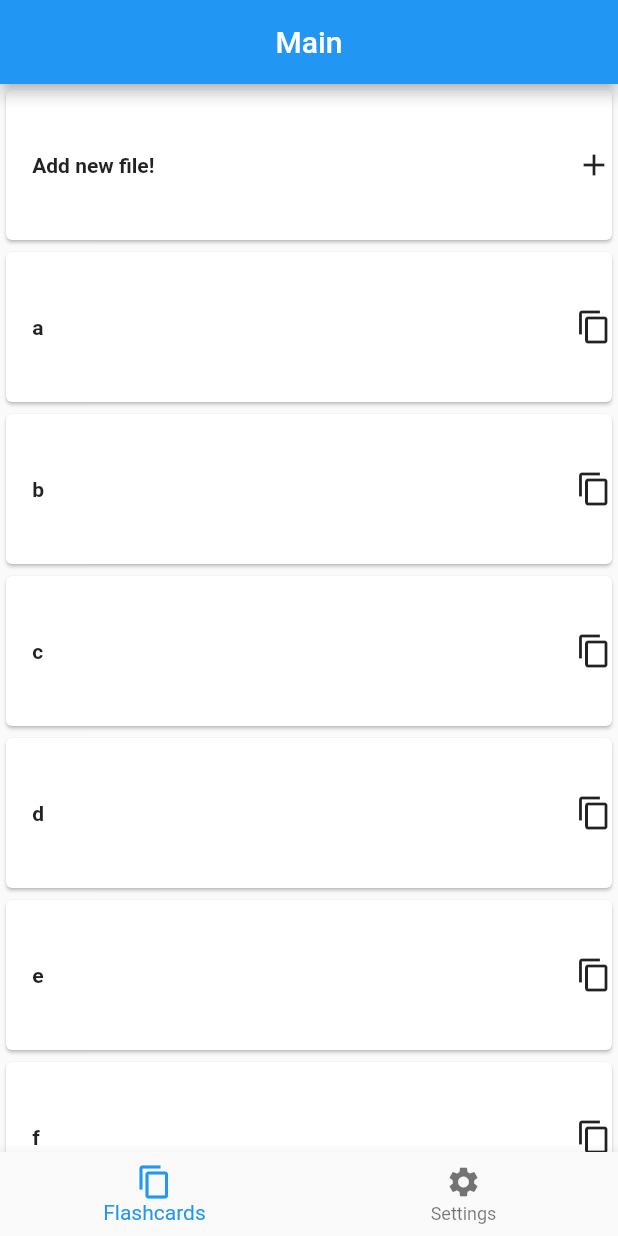
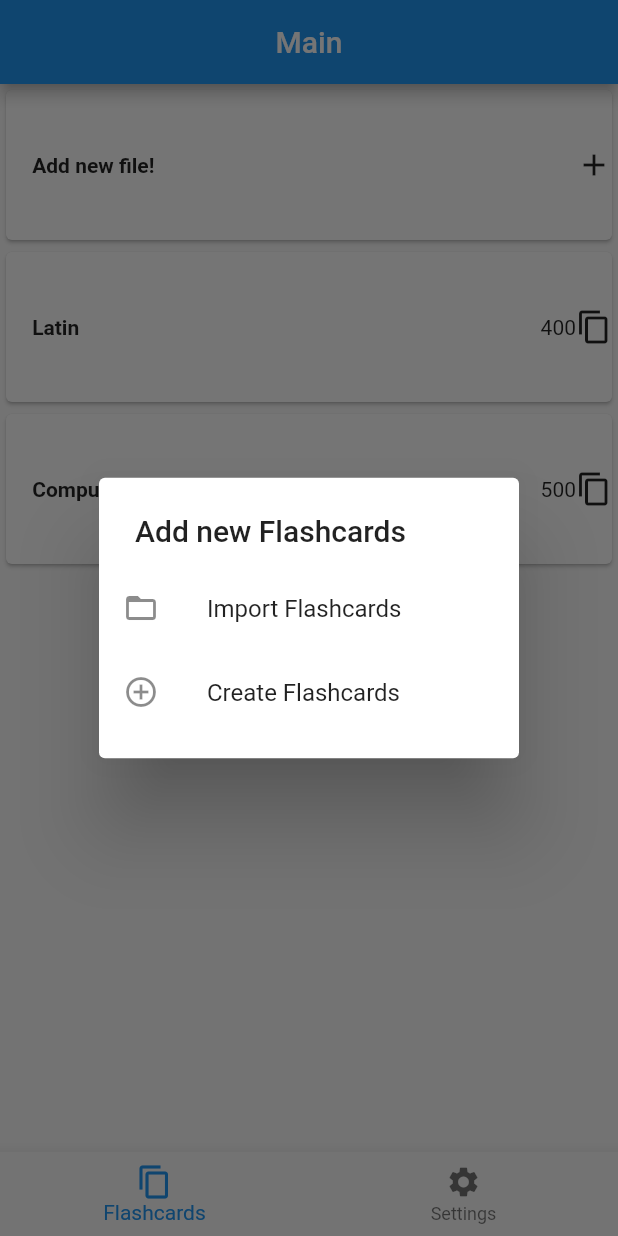
Before and after one commit to Robert3141/Flashcards-App, a Flutter app: the screen it shows after launch, after a tap on "Add new file!", on a phone screen of 412 x 824 dp. Run offline on Flutter 3.47's test engine with Material 2 defaults, Android fonts, the phone set to English and light mode, and no system bars.

Commit message:
Menus added. Looking better. Starting on dark theme ouch!

```diff
--- a/lib/main.dart
+++ b/lib/main.dart
@@ -1,21 +1,35 @@
 import 'package:flutter/material.dart';
 
-void main() => runApp(MyApp());
+Future main() async {
+  runApp(new MyApp());
+}
 
 final cardHeight = 100.0;
 
-class MyApp extends StatelessWidget {
+class MyApp extends StatefulWidget {
+
   // This widget is the root of your application.
   @override
+  _MyAppState createState() => _MyAppState();
+}
+
+
+class _MyAppState extends State<MyApp> {
+
+  bool darkThemeEnabled = false;
+
+  @override
   Widget build(BuildContext context) {
-    return MaterialApp(
+    return new MaterialApp(
       title: 'Flashcards',
-      theme: ThemeData(
+      theme: new ThemeData(
         //app theme
         primarySwatch: Colors.blue,
-
+        brightness: darkThemeEnabled?Brightness.dark:Brightness.light,
       ),
-      home: MyHomePage(title: 'Flashcards'),
+      home: new MyHomePage(
+        title: 'Flashcards',
+      ),
     );
   }
 }
@@ -42,10 +56,13 @@ class _MyHomePageState extends State<MyHomePage> {
   //set local variables
   int _currentTabIndex = 0;
   var _tabTitle = "Main";
-  List<String> _flashcardFiles = ['a','b','c','d','e','f'];
+  List<String> _flashcardFiles = ['Latin','Computing'];
+  List<String> _flashcardLengths = ['400','500'];
+
 
   @override
   Widget build(BuildContext context) {
+
 
     final _tabPages = <Widget>[
       //Main Tab
@@ -60,7 +77,29 @@ class _MyHomePageState extends State<MyHomePage> {
                       splashColor: Theme.of(context).primaryColor,
                       onTap: (){
                         setState(() {
-                          _flashcardFiles.add("test");
+                          //Add Cards dialog
+                          showDialog<String>(
+                            context: context,
+                            builder: (BuildContext context) => SimpleDialog(
+                              title: Text('Add new Flashcards'),
+                              children: <Widget>[
+                                ListTile(
+                                  leading: Icon(Icons.folder_open),
+                                  title: Text('Import Flashcards'),
+                                  onTap: (){
+
+                                  },
+                                ),
+                                ListTile(
+                                  leading: Icon(Icons.control_point),
+                                  title: Text('Create Flashcards'),
+                                  onTap: (){
+
+                                  },
+                                ),
+                              ],
+                            ),
+                          );
                         });
                       },
                       child: Row(
@@ -83,14 +122,47 @@ class _MyHomePageState extends State<MyHomePage> {
                             height: cardHeight,
                             child: InkWell(
                               splashColor: Theme.of(context).primaryColor,
-                                onTap: (){
+                              onTap: (){
+                                //open cards dialog
+                                setState(() {
+                                  //Add Cards dialog
+                                  showDialog<String>(
+                                    context: context,
+                                    builder: (BuildContext context) => SimpleDialog(
+                                      title: Text(_flashcardFiles[index]),
+                                      children: <Widget>[
+                                        ListTile(
+                                          leading: Icon(Icons.edit),
+                                          title: Text('Edit'),
+                                          onTap: (){
 
+                                          },
+                                        ),
+                                        ListTile(
+                                          leading: Icon(Icons.content_copy),
+                                          title: Text('Load Flashcards'),
+                                          onTap: (){
+
+                                          },
+                                        ),
+                                      ],
+                                    ),
+                                  );
+                                });
                               },
                               child: Row(
                                 mainAxisAlignment: MainAxisAlignment.spaceBetween,
                                 children: <Widget>[
+
                                   Text('     '+_flashcardFiles[index],overflow: TextOverflow.ellipsis,style: TextStyle(fontWeight: FontWeight.bold)),
-                                  Icon(Icons.content_copy)
+
+                                  Row(
+                                    mainAxisAlignment: MainAxisAlignment.center,
+                                    children: <Widget>[
+                                      Text(_flashcardLengths[index]),
+                                      Icon(Icons.content_copy),
+                                    ],
+                                  ),
                                 ],
                               ),
                             ),
@@ -105,7 +177,13 @@ class _MyHomePageState extends State<MyHomePage> {
 
       //Settings
       Container(
-        child: Text("Settings"),
+        child: Column(
+          mainAxisAlignment: MainAxisAlignment.start,
+          children: <Widget>[
+            Text('Settings'),
+            Divider(),
+          ],
+        )
       ),
     ];
 
```
